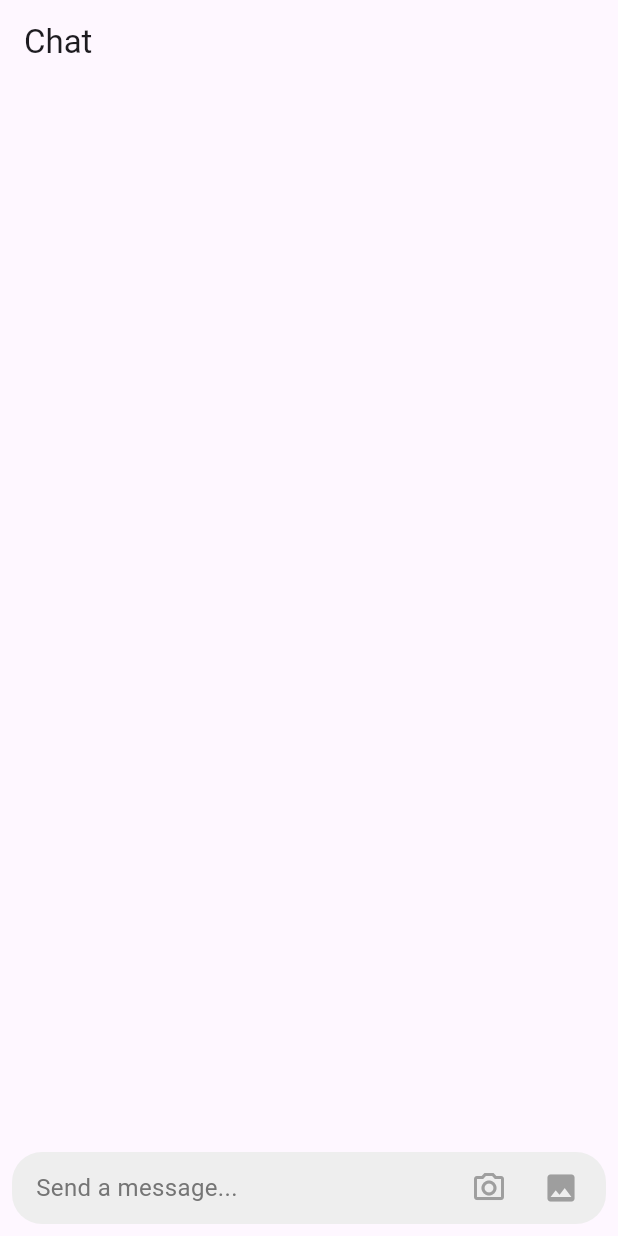
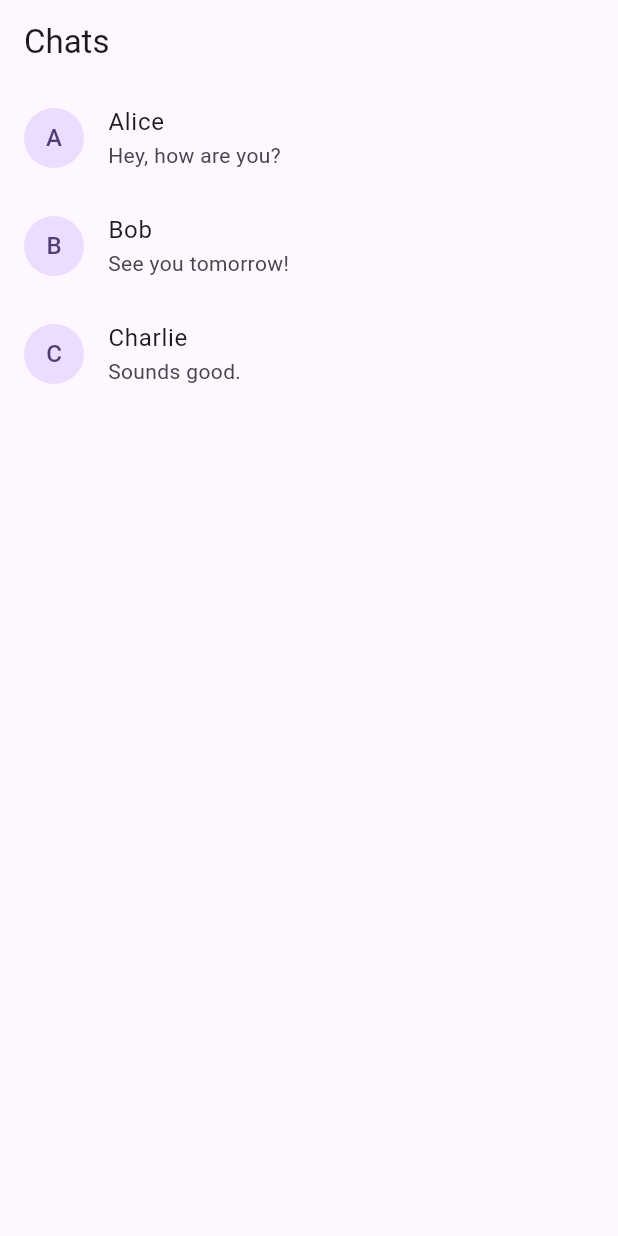
Before and after one commit to andunieee/smallities, a Flutter app: the screen it shows after launch, on a phone screen of 412 x 824 dp. Run offline on Flutter 3.47's test engine with Material 3 defaults, Android fonts, the phone set to English and light mode, and no system bars; our stand-ins replace image_picker; missing offline and left inert: rinf.

Commit message:
a list of chats view

```diff
--- /dev/null
+++ b/lib/chat/chat_list.dart
@@ -0,0 +1,39 @@
+import 'package:flutter/material.dart';
+
+class ChatList extends StatelessWidget {
+  final Function(String) onChatSelected;
+
+  const ChatList({Key? key, required this.onChatSelected}) : super(key: key);
+
+  @override
+  Widget build(BuildContext context) {
+    // Dummy data for chat list
+    final chatList = [
+      {'id': '1', 'name': 'Alice', 'lastMessage': 'Hey, how are you?'},
+      {'id': '2', 'name': 'Bob', 'lastMessage': 'See you tomorrow!'},
+      {'id': '3', 'name': 'Charlie', 'lastMessage': 'Sounds good.'},
+    ];
+
+    return Scaffold(
+      appBar: AppBar(
+        title: const Text('Chats'),
+      ),
+      body: ListView.builder(
+        itemCount: chatList.length,
+        itemBuilder: (context, index) {
+          final chat = chatList[index];
+          return ListTile(
+            leading: CircleAvatar(
+              child: Text(chat['name']![0]),
+            ),
+            title: Text(chat['name']!),
+            subtitle: Text(chat['lastMessage']!),
+            onTap: () {
+              onChatSelected(chat['id']!);
+            },
+          );
+        },
+      ),
+    );
+  }
+}
--- a/lib/chat/message_bubble.dart
+++ b/lib/chat/message_bubble.dart
@@ -8,20 +8,21 @@ class MessageBubble extends StatelessWidget {
 
   @override
   Widget build(BuildContext context) {
-    return Row(
+    final avatar = CircleAvatar(
+      backgroundImage: message.user.avatar != null
+          ? NetworkImage(message.user.avatar!)
+          : null,
+      child: message.user.avatar == null ? Text(message.user.name[0]) : null,
+    );
+
+    return Container(
+      margin: const EdgeInsets.only(left: 20, right: 20),
+      child: Row(
         mainAxisAlignment: message.isMe
             ? MainAxisAlignment.end
             : MainAxisAlignment.start,
         children: <Widget>[
-        if (!message.isMe)
-          CircleAvatar(
-            backgroundImage: message.user.avatar != null
-                ? NetworkImage(message.user.avatar!)
-                : null,
-            child: message.user.avatar == null
-                ? Text(message.user.name[0])
-                : null,
-          ),
+          if (!message.isMe) avatar,
           Flexible(
             child: Container(
               decoration: BoxDecoration(
@@ -60,16 +61,9 @@ class MessageBubble extends StatelessWidget {
               ),
             ),
           ),
-        if (message.isMe)
-          CircleAvatar(
-            backgroundImage: message.user.avatar != null
-                ? NetworkImage(message.user.avatar!)
-                : null,
-            child: message.user.avatar == null
-                ? Text(message.user.name[0])
-                : null,
+          if (message.isMe) avatar,
+        ],
       ),
-      ],
     );
   }
 }
--- a/lib/main.dart
+++ b/lib/main.dart
@@ -1,7 +1,8 @@
-import 'package:flutter/material.dart';
-import 'package:rinf/rinf.dart';
-import 'package:smallities/chat/chat_view.dart';
-import 'package:smallities/src/bindings/bindings.dart';
+import "package:flutter/material.dart";
+import "package:rinf/rinf.dart";
+import "package:smallities/chat/chat_list.dart";
+import "package:smallities/chat/messages_view.dart";
+import "package:smallities/src/bindings/bindings.dart";
 
 void main() {
   initializeRust(assignRustSignal);
@@ -14,7 +15,7 @@ class MyApp extends StatelessWidget {
   @override
   Widget build(BuildContext context) {
     return MaterialApp(
-      title: 'smallities',
+      title: "smallities",
       theme: ThemeData(
         colorScheme: ColorScheme.fromSeed(seedColor: Colors.deepPurple),
         useMaterial3: true,
@@ -24,11 +25,35 @@ class MyApp extends StatelessWidget {
   }
 }
 
-class Home extends StatelessWidget {
+class Home extends StatefulWidget {
   const Home({super.key});
 
   @override
+  State<Home> createState() => _HomeState();
+}
+
+class _HomeState extends State<Home> {
+  String? _selectedChatId;
+
+  @override
   Widget build(BuildContext context) {
-    return const ChatView();
+    if (_selectedChatId == null) {
+      return ChatList(
+        onChatSelected: (chatId) {
+          setState(() {
+            _selectedChatId = chatId;
+          });
+        },
+      );
+    } else {
+      return MessagesView(
+        chatId: _selectedChatId!,
+        onBack: () {
+          setState(() {
+            _selectedChatId = null;
+          });
+        },
+      );
+    }
   }
 }
```
Also changed, not shown: lib/chat/messages_view.dart (renamed from lib/chat/chat_view.dart, +16 -3 lines), pubspec.yaml (+7 -0 lines), pubspec.lock, 4 other files. Lines whose indentation alone changed are shown as unchanged.
